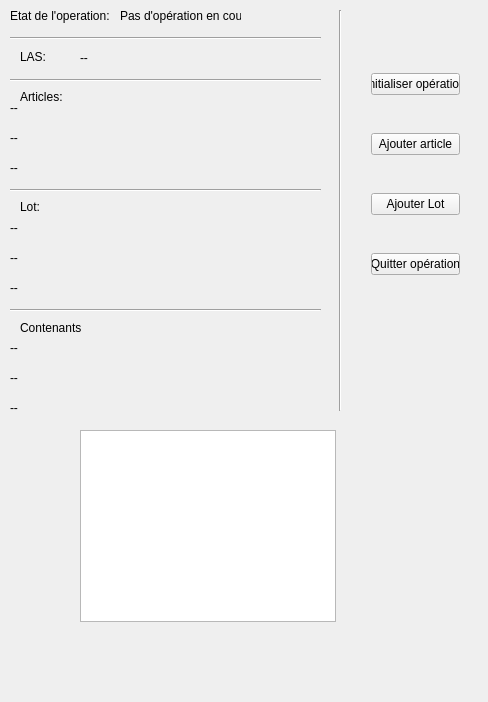
Above: f_principale.ui from expansia/PEAO before the change. Below: the same form after it.
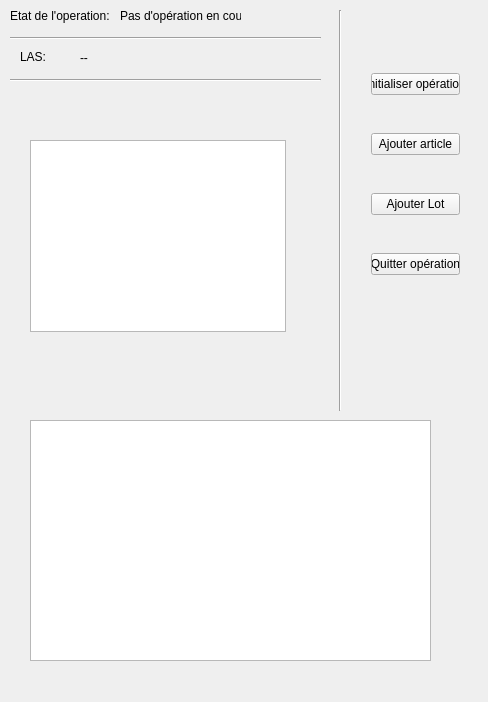
That is the form after the change.

Commit message: Depot avant depart du stagiaire Cyril C. Affichage des contenants dans une table

Diff of the .ui file:
```diff
--- a/f_principale.ui
+++ b/f_principale.ui
@@ -92,32 +92,6 @@
      <enum>Qt::Horizontal</enum>
     </property>
    </widget>
-   <widget class="Line" name="line_4">
-    <property name="geometry">
-     <rect>
-      <x>10</x>
-      <y>180</y>
-      <width>311</width>
-      <height>20</height>
-     </rect>
-    </property>
-    <property name="orientation">
-     <enum>Qt::Horizontal</enum>
-    </property>
-   </widget>
-   <widget class="Line" name="line_5">
-    <property name="geometry">
-     <rect>
-      <x>10</x>
-      <y>300</y>
-      <width>311</width>
-      <height>20</height>
-     </rect>
-    </property>
-    <property name="orientation">
-     <enum>Qt::Horizontal</enum>
-    </property>
-   </widget>
    <widget class="QLabel" name="label_2">
     <property name="geometry">
      <rect>
@@ -131,32 +105,6 @@
      <string>LAS:</string>
     </property>
    </widget>
-   <widget class="QLabel" name="label_3">
-    <property name="geometry">
-     <rect>
-      <x>20</x>
-      <y>90</y>
-      <width>46</width>
-      <height>13</height>
-     </rect>
-    </property>
-    <property name="text">
-     <string>Articles:</string>
-    </property>
-   </widget>
-   <widget class="QLabel" name="lbArticle1">
-    <property name="geometry">
-     <rect>
-      <x>10</x>
-      <y>100</y>
-      <width>271</width>
-      <height>16</height>
-     </rect>
-    </property>
-    <property name="text">
-     <string>--</string>
-    </property>
-   </widget>
    <widget class="QWidget" name="layoutWidget">
     <property name="geometry">
      <rect>
@@ -197,146 +145,26 @@
      </item>
     </layout>
    </widget>
-   <widget class="QLabel" name="lbArticle2">
-    <property name="geometry">
-     <rect>
-      <x>10</x>
-      <y>130</y>
-      <width>271</width>
-      <height>16</height>
-     </rect>
-    </property>
-    <property name="text">
-     <string>--</string>
-    </property>
-   </widget>
-   <widget class="QLabel" name="lbArticle3">
-    <property name="geometry">
-     <rect>
-      <x>10</x>
-      <y>160</y>
-      <width>271</width>
-      <height>16</height>
-     </rect>
-    </property>
-    <property name="text">
-     <string>--</string>
-    </property>
-   </widget>
-   <widget class="QLabel" name="label_4">
-    <property name="geometry">
-     <rect>
-      <x>20</x>
-      <y>200</y>
-      <width>46</width>
-      <height>13</height>
-     </rect>
-    </property>
-    <property name="text">
-     <string>Lot:</string>
-    </property>
-   </widget>
-   <widget class="QLabel" name="lbLot1">
-    <property name="geometry">
-     <rect>
-      <x>10</x>
-      <y>220</y>
-      <width>271</width>
-      <height>16</height>
-     </rect>
-    </property>
-    <property name="text">
-     <string>--</string>
-    </property>
-   </widget>
-   <widget class="QLabel" name="lbLot2">
-    <property name="geometry">
-     <rect>
-      <x>10</x>
-      <y>250</y>
-      <width>271</width>
-      <height>16</height>
-     </rect>
-    </property>
-    <property name="text">
-     <string>--</string>
-    </property>
-   </widget>
-   <widget class="QLabel" name="lbLot3">
-    <property name="geometry">
-     <rect>
-      <x>10</x>
-      <y>280</y>
-      <width>271</width>
-      <height>16</height>
-     </rect>
-    </property>
-    <property name="text">
-     <string>--</string>
-    </property>
-   </widget>
-   <widget class="QLabel" name="label_5">
-    <property name="geometry">
-     <rect>
-      <x>20</x>
-      <y>320</y>
-      <width>61</width>
-      <height>16</height>
-     </rect>
-    </property>
-    <property name="text">
-     <string>Contenants:</string>
-    </property>
-   </widget>
-   <widget class="QLabel" name="lbContenant1">
-    <property name="geometry">
-     <rect>
-      <x>10</x>
-      <y>340</y>
-      <width>271</width>
-      <height>16</height>
-     </rect>
-    </property>
-    <property name="text">
-     <string>--</string>
-    </property>
-   </widget>
-   <widget class="QLabel" name="lbContenant2">
-    <property name="geometry">
-     <rect>
-      <x>10</x>
-      <y>370</y>
-      <width>271</width>
-      <height>16</height>
-     </rect>
-    </property>
-    <property name="text">
-     <string>--</string>
-    </property>
-   </widget>
-   <widget class="QLabel" name="lbContenant3">
-    <property name="geometry">
-     <rect>
-      <x>10</x>
-      <y>400</y>
-      <width>271</width>
-      <height>16</height>
-     </rect>
-    </property>
-    <property name="text">
-     <string>--</string>
-    </property>
-   </widget>
    <widget class="QTreeView" name="tvLAS">
     <property name="geometry">
      <rect>
-      <x>80</x>
-      <y>430</y>
+      <x>30</x>
+      <y>140</y>
       <width>256</width>
       <height>192</height>
      </rect>
     </property>
    </widget>
+   <widget class="QTableView" name="tableV">
+    <property name="geometry">
+     <rect>
+      <x>30</x>
+      <y>420</y>
+      <width>401</width>
+      <height>241</height>
+     </rect>
+    </property>
+   </widget>
    <zorder>layoutWidget</zorder>
    <zorder>lbOperationEnCours</zorder>
    <zorder>infoLAS</zorder>
```
Left out of the diff: 15 changed lines with no effect on the pictures. The commit also changes 37 other files.
